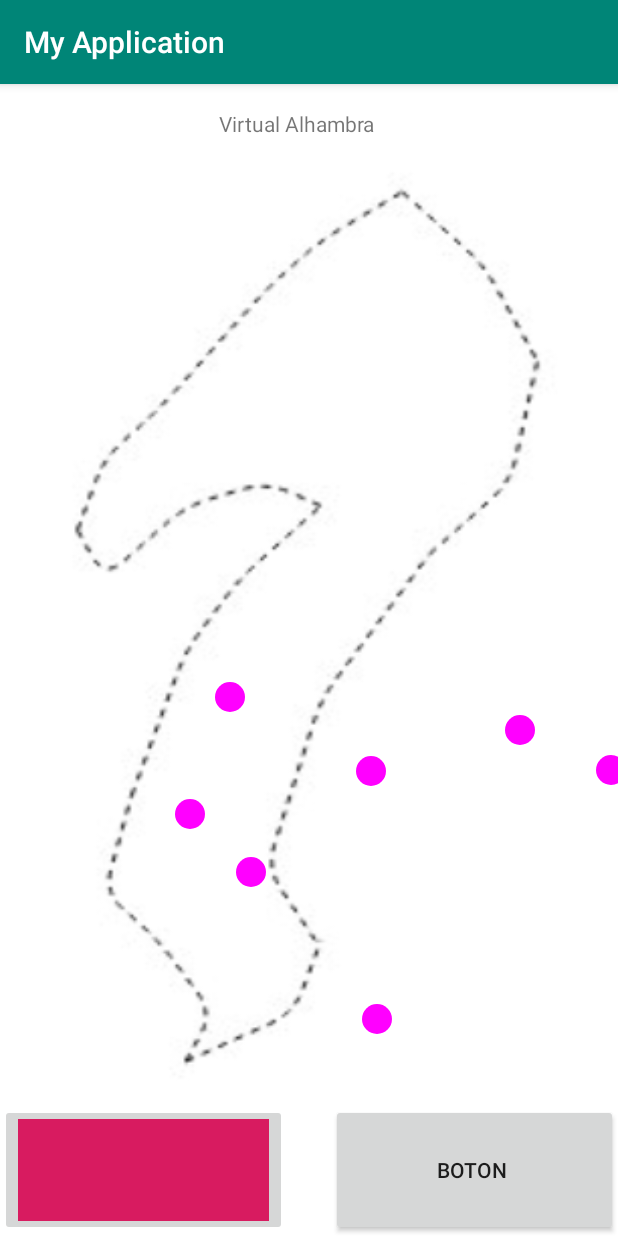
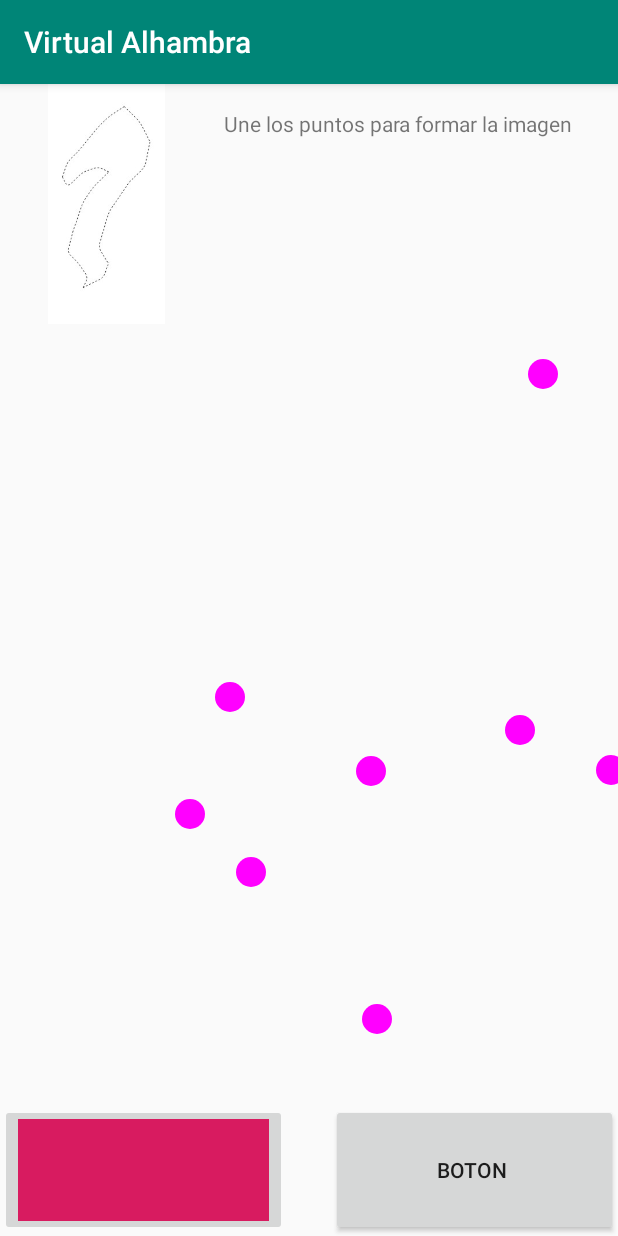
Before and after one commit to EloyBG97/VirtualAlhambra, an Android app: the screen it shows after launch (MainActivity), on a phone screen of 412 x 824 dp. Run offline under Robolectric (Android 15) with nearby library versions, the phone set to English and light mode, and no system bars.

Commit message:
Multitouch terminado
Imagen añadida a la esquina y puntos añadidos para no perder la forma del gesto

```diff
--- a/app/src/main/java/com/virtualalhambra/MultiTouchView.java
+++ b/app/src/main/java/com/virtualalhambra/MultiTouchView.java
@@ -55,10 +55,13 @@ public class MultiTouchView extends View {
         pointsToTouch.add(new PointF(560f,1429f));
         pointsToTouch.add(new PointF(610f,1310f));
         pointsToTouch.add(new PointF(530f,1195f));
+        pointsToTouch.add(new PointF(615f,910f));
         pointsToTouch.add(new PointF(816f,655f));
         pointsToTouch.add(new PointF(931f,554f));
         pointsToTouch.add(new PointF(990f,350f));
+        pointsToTouch.add(new PointF(890f, 180f));
         pointsToTouch.add(new PointF(743f,64f));
+        pointsToTouch.add(new PointF(540f, 190f));
         pointsToTouch.add(new PointF(227f,513f));
         pointsToTouch.add(new PointF(187f,630f));
         pointsToTouch.add(new PointF(248f,688f));
--- a/app/src/main/res/layout/activity_main.xml
+++ b/app/src/main/res/layout/activity_main.xml
@@ -4,7 +4,6 @@
     xmlns:tools="http://schemas.android.com/tools"
     android:layout_width="match_parent"
     android:layout_height="match_parent"
-    android:background="@drawable/fondogesto"
     tools:context=".MainActivity">
 
 
@@ -25,7 +24,7 @@
         android:layout_height="wrap_content"
         android:text="@string/virtual_alhambra"
         app:layout_constraintBottom_toBottomOf="parent"
-        app:layout_constraintHorizontal_bias="0.473"
+        app:layout_constraintHorizontal_bias="0.832"
         app:layout_constraintLeft_toLeftOf="parent"
         app:layout_constraintRight_toRightOf="parent"
         app:layout_constraintTop_toTopOf="parent"
@@ -48,7 +47,15 @@
         android:text="Boton "
         app:layout_constraintBottom_toBottomOf="parent"
         app:layout_constraintEnd_toEndOf="parent"
-        app:srcCompat="@color/colorAccent" /><![CDATA[
+        app:srcCompat="@color/colorAccent" />
+
+    <ImageView
+        android:id="@+id/imageView"
+        android:layout_width="142dp"
+        android:layout_height="160dp"
+        app:srcCompat="@drawable/fondogesto"
+        tools:layout_editor_absoluteX="0dp"
+        tools:layout_editor_absoluteY="2dp" /><![CDATA[
 
     />
 
--- a/app/src/main/res/values/strings.xml
+++ b/app/src/main/res/values/strings.xml
@@ -1,6 +1,6 @@
 <resources>
-    <string name="app_name">My Application</string>
-    <string name="virtual_alhambra">Virtual Alhambra</string>
+    <string name="app_name">Virtual Alhambra</string>
+    <string name="virtual_alhambra">Une los puntos para formar la imagen</string>
     <string name="funciono">FUNCIONO</string>
     <string name="botonMainPersonajes">Personajes</string>
 
```
